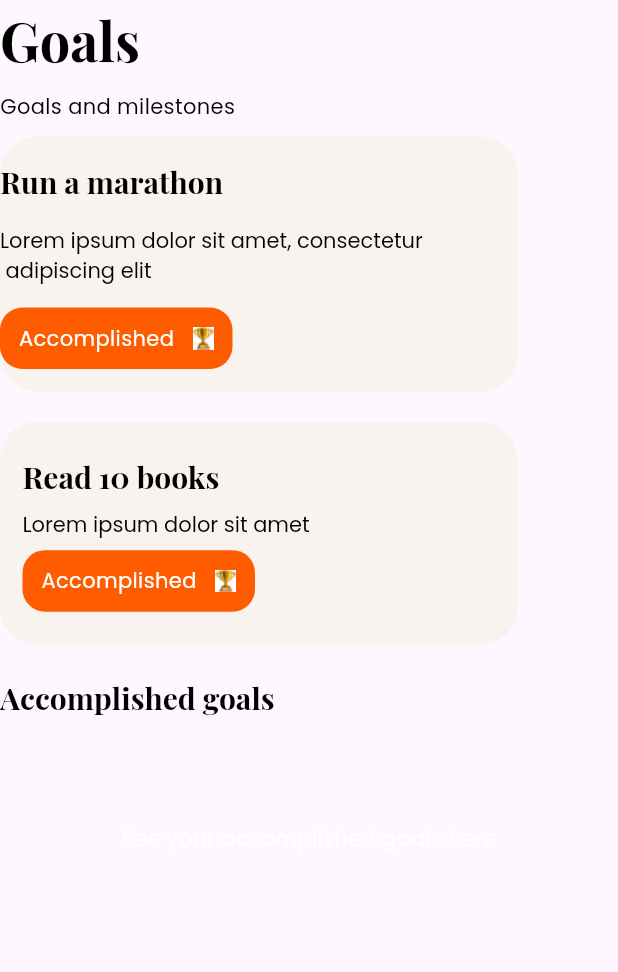
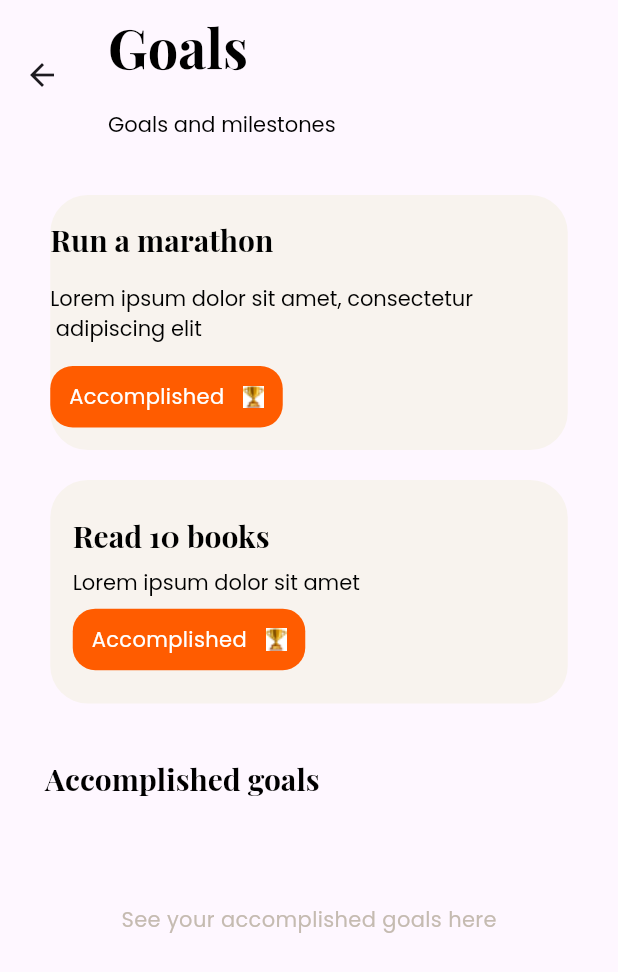
Before and after one commit to Abhishek-dev6/habit-tracker, a Flutter app: the goal screen opened directly, on a phone screen of 412 x 824 dp. Shown: the top 972 px of the screen. Run offline on Flutter 3.47's test engine with Material 3 defaults, Android fonts, the phone set to English and light mode, and no system bars; our stand-ins replace flutter_svg, google_fonts.

Commit message:
Page Aligned to center and the text under Accomplished goals become visible

```diff
--- a/lib/goals.dart
+++ b/lib/goals.dart
@@ -13,7 +13,9 @@ class _goalState extends State<goal> {
   Widget build(BuildContext context) {
     return SafeArea(
       child: Scaffold(
-        body: Column(
+        appBar: AppBar(
+          toolbarHeight: 100,
+          title: Column(
             crossAxisAlignment: CrossAxisAlignment.start,
             children: [
               Text(
@@ -25,7 +27,7 @@ class _goalState extends State<goal> {
                   color: Color(0XFF000000),
                 ),
               ),
-            SizedBox(height: 10),
+              SizedBox(height: 20),
               Text(
                 "Goals and milestones",
                 style: GoogleFonts.poppins(
@@ -34,7 +36,13 @@ class _goalState extends State<goal> {
                   color: Color(0XFF000000),
                 ),
               ),
-            SizedBox(height: 10),
+            ],
+          ),
+        ),
+        body: Center(
+          child: Column(
+            children: [
+              SizedBox(height: 30),
               Container(
                 width: 345,
                 height: 170,
@@ -175,7 +183,12 @@ class _goalState extends State<goal> {
                   ],
                 ),
               ),
-            SizedBox(height: 20),
+              SizedBox(height: 5),
+              Padding(
+                padding: const EdgeInsets.all(30),
+                child: Row(
+                  mainAxisAlignment: MainAxisAlignment.start,
+                  children: [
                     Text(
                       "Accomplished goals",
                       style: GoogleFonts.playfairDisplay(
@@ -184,15 +197,29 @@ class _goalState extends State<goal> {
                         letterSpacing: 0,
                         color: Color(0XFF000000),
                       ),
-            ),SizedBox(height: 70),
+                    ),
+                  ],
+                ),
+              ),
+              SizedBox(height: 40),
               Row(
                 mainAxisAlignment: MainAxisAlignment.center,
                 crossAxisAlignment: CrossAxisAlignment.center,
                 children: [
-                Center(child: Text("See your accomplished goals here",style: GoogleFonts.poppins(fontWeight: FontWeight.w400,fontSize: 14,color: Color(0xffffffff)),)),
+                  Center(
+                    child: Text(
+                      "See your accomplished goals here",
+                      style: GoogleFonts.poppins(
+                        fontWeight: FontWeight.w400,
+                        fontSize: 14,
+                        color: Color(0xffC5BBB1),
+                      ),
+                    ),
+                  ),
                 ],
-            )
+              ),
             ],
+          ),
         ),
       ),
     );
```
Lines whose indentation alone changed are shown as unchanged.
